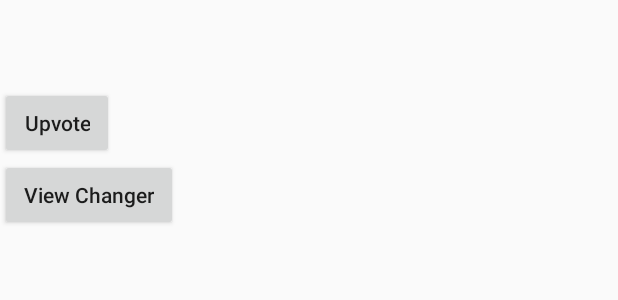
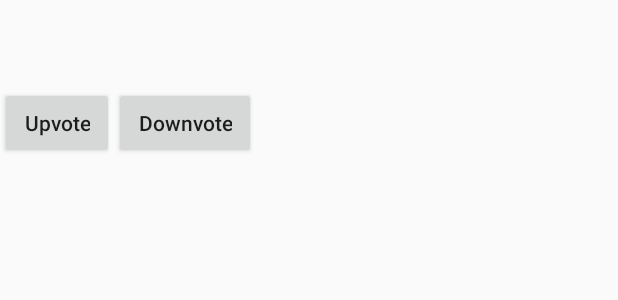
Before and after one commit to mstraathof/Social-Event-Planner, an Android app: the layout list_item.xml on its own in the app's theme, with its tools: preview values and no code run, on a phone screen of 412 x 824 dp. Shown: the top 300 px of the screen. Run offline under Robolectric (Android 15) with nearby library versions, the phone set to English and light mode, and no system bars.

Commit message:
Added a dislike (currently upvotes) button and cleaned up recycler view

```diff
--- a/android/tutorialforjnm219/app/src/main/java/jnm219/cse216/lehigh/edu/tutorialforjnm219/MainActivity.java
+++ b/android/tutorialforjnm219/app/src/main/java/jnm219/cse216/lehigh/edu/tutorialforjnm219/MainActivity.java
@@ -71,7 +71,7 @@ public class MainActivity extends AppCompatActivity {
         RecyclerView rv = (RecyclerView) findViewById(R.id.datum_list_view);
         rv.setLayoutManager(new LinearLayoutManager(this));
         rv.addItemDecoration(new SimpleDividerItemDecoration(this));
-        adapter = new DatumRecyclerViewAdapter(mData);
+        adapter = new DatumRecyclerAdapter(mData);
         rv.setAdapter(adapter);
 
         rv.addOnItemTouchListener(
--- a/android/tutorialforjnm219/app/src/main/res/layout/list_item.xml
+++ b/android/tutorialforjnm219/app/src/main/res/layout/list_item.xml
@@ -23,6 +23,10 @@
         android:layout_height="wrap_content"
         android:text=""/>
 
+    <LinearLayout
+        android:layout_width="fill_parent"
+        android:layout_height="wrap_content"
+        android:layout_alignParentBottom="true">
     <Button
         android:id="@+id/listLikeButton"
         style="@style/Widget.AppCompat.Button.Small"
@@ -36,16 +40,17 @@
         android:textAllCaps="false"
         android:textSize="14sp" />
     <Button
-        android:id="@+id/listViewChanger"
+        android:id="@+id/listDislikeButton"
         style="@style/Widget.AppCompat.Button.Small"
         android:layout_width="wrap_content"
         android:layout_height="wrap_content"
-        android:onClick="onListChangeView"
+        android:onClick="onDislikeButtonClick"
         android:paddingLeft="16dp"
         android:paddingRight="16dp"
-        android:text="View Changer"
+        android:text="Downvote"
         android:textAlignment="center"
         android:textAllCaps="false"
         android:textSize="14sp" />
+    </LinearLayout>
 
 </LinearLayout>
```
Also changed, not shown: android/Tutorialforjnm219/app/src/main/java/jnm219/cse216/lehigh/edu/tutorialforjnm219/RecyclerItemClickListener.java (+7 -2 lines), android/tutorialforjnm219/app/src/main/AndroidManifest.xml (+9 -0 lines), android/tutorialforjnm219/app/src/main/java/jnm219/cse216/lehigh/edu/tutorialforjnm219/DatumRecyclerViewAdapter.java (deleted, +0 -140 lines).
